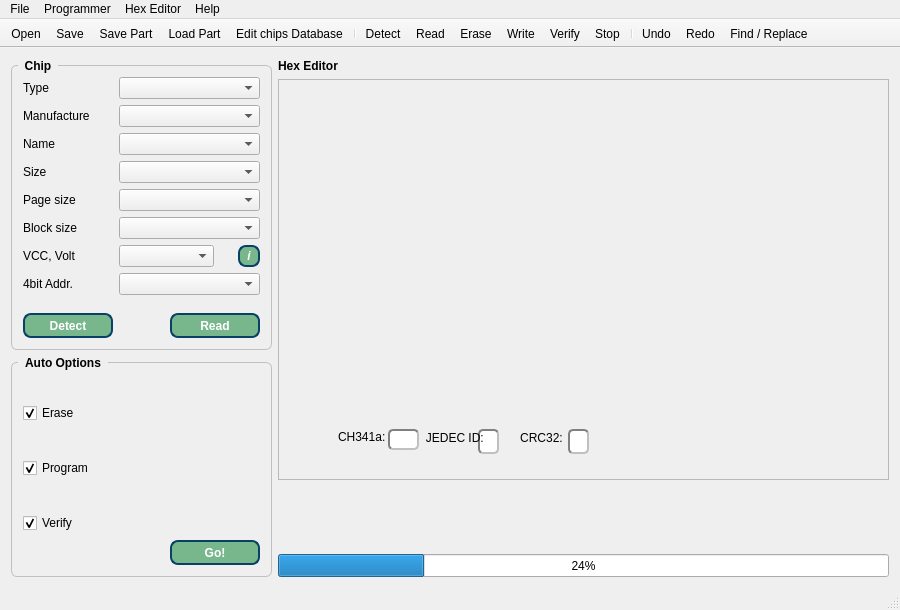
Above: IMSProg_programmer/mainwindow.ui from bigbigmdm/IMSProg before the change. Below: the same form after it.
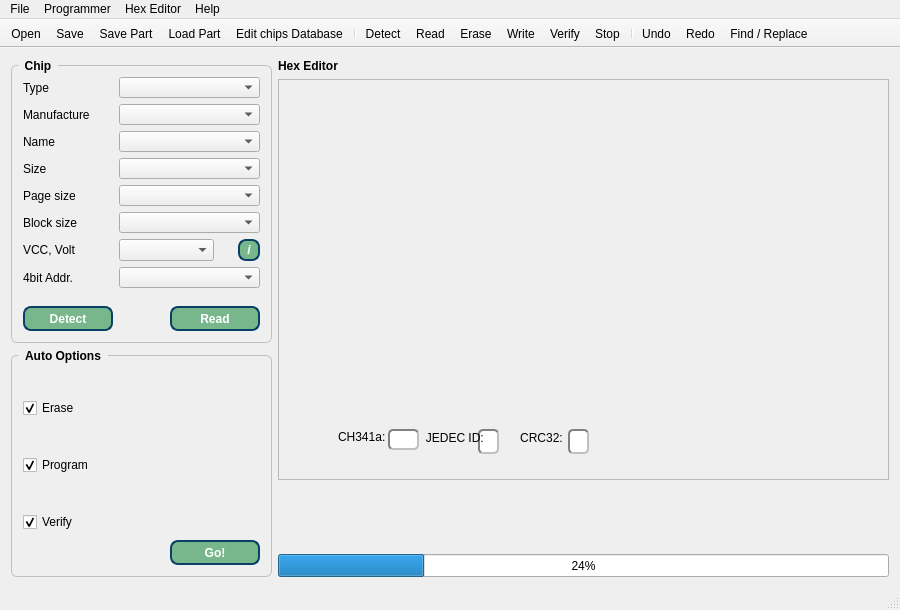
That is the form after the change. Icons and pictures are not drawn.

Patch:
```diff
--- a/IMSProg_programmer/mainwindow.ui
+++ b/IMSProg_programmer/mainwindow.ui
@@ -55,6 +55,12 @@
           <height>91</height>
          </size>
         </property>
+        <property name="maximumSize">
+         <size>
+          <width>400</width>
+          <height>16777215</height>
+         </size>
+        </property>
         <property name="styleSheet">
          <string notr="true">QGroupBox {
     font: bold;
@@ -88,6 +94,12 @@
              <height>21</height>
             </size>
            </property>
+           <property name="maximumSize">
+            <size>
+             <width>250</width>
+             <height>21</height>
+            </size>
+           </property>
            <property name="font">
             <font>
              <weight>75</weight>
@@ -114,6 +126,12 @@
              <height>21</height>
             </size>
            </property>
+           <property name="maximumSize">
+            <size>
+             <width>250</width>
+             <height>21</height>
+            </size>
+           </property>
            <property name="font">
             <font>
              <weight>75</weight>
@@ -140,6 +158,12 @@
              <height>21</height>
             </size>
            </property>
+           <property name="maximumSize">
+            <size>
+             <width>250</width>
+             <height>21</height>
+            </size>
+           </property>
            <property name="font">
             <font>
              <weight>75</weight>
@@ -166,6 +190,12 @@
              <height>21</height>
             </size>
            </property>
+           <property name="maximumSize">
+            <size>
+             <width>250</width>
+             <height>21</height>
+            </size>
+           </property>
            <property name="font">
             <font>
              <weight>75</weight>
@@ -192,6 +222,12 @@
              <height>21</height>
             </size>
            </property>
+           <property name="maximumSize">
+            <size>
+             <width>250</width>
+             <height>21</height>
+            </size>
+           </property>
            <property name="font">
             <font>
              <weight>75</weight>
@@ -218,6 +254,12 @@
              <height>21</height>
             </size>
            </property>
+           <property name="maximumSize">
+            <size>
+             <width>250</width>
+             <height>21</height>
+            </size>
+           </property>
            <property name="font">
             <font>
              <weight>75</weight>
@@ -254,6 +296,12 @@
              <height>21</height>
             </size>
            </property>
+           <property name="maximumSize">
+            <size>
+             <width>250</width>
+             <height>21</height>
+            </size>
+           </property>
            <property name="font">
             <font>
              <weight>75</weight>
@@ -379,7 +427,7 @@
              </property>
              <property name="maximumSize">
               <size>
-               <width>95</width>
+               <width>185</width>
                <height>22</height>
               </size>
              </property>
@@ -447,6 +495,12 @@
           <height>41</height>
          </size>
         </property>
+        <property name="maximumSize">
+         <size>
+          <width>400</width>
+          <height>16777215</height>
+         </size>
+        </property>
         <property name="styleSheet">
          <string notr="true">QGroupBox {
     font: bold;
```
Left out of the diff: 8 changed lines with no effect on the pictures.
